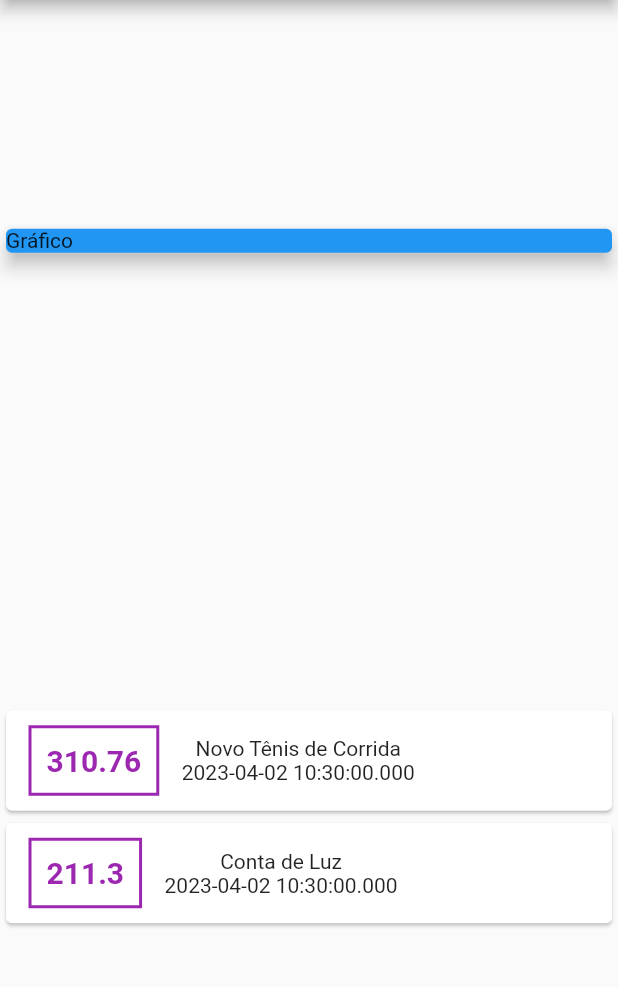
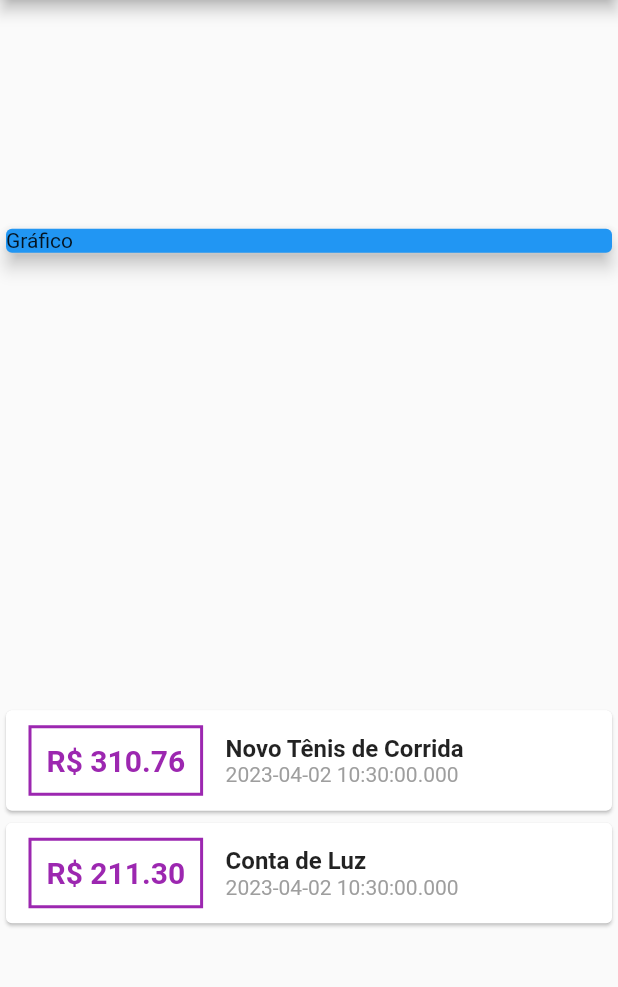
Before and after one commit to CharlesEdu07/ExpensesApp, a Flutter app: the screen it shows after launch, on a phone screen of 412 x 824 dp, the part 84-1071 px from its top. Run offline on Flutter 3.47's test engine with Material 2 defaults, Android fonts, the phone set to English and light mode, and no system bars.

Commit message:
Estilizando texto

```diff
--- a/lib/main.dart
+++ b/lib/main.dart
@@ -64,7 +64,7 @@ class MyHomePage extends StatelessWidget {
                       ),
                       padding: EdgeInsets.all(10),
                       child: Text(
-                        tr.value.toString(),
+                        "R\$ ${tr.value.toStringAsFixed(2)}",
                         style: TextStyle(
                           fontWeight: FontWeight.bold,
                           fontSize: 20,
@@ -73,9 +73,21 @@ class MyHomePage extends StatelessWidget {
                       ),
                     ),
                     Column(
+                      crossAxisAlignment: CrossAxisAlignment.start,
                       children: [
-                        Text(tr.title),
-                        Text(tr.date.toString()),
+                        Text(
+                          tr.title,
+                          style: TextStyle(
+                            fontSize: 16,
+                            fontWeight: FontWeight.bold,
+                          )
+                        ),
+                        Text(
+                          tr.date.toString(),
+                          style: TextStyle(
+                            color: Colors.grey,
+                          ),
+                        ),
                       ],
                     ),
                   ],
```
